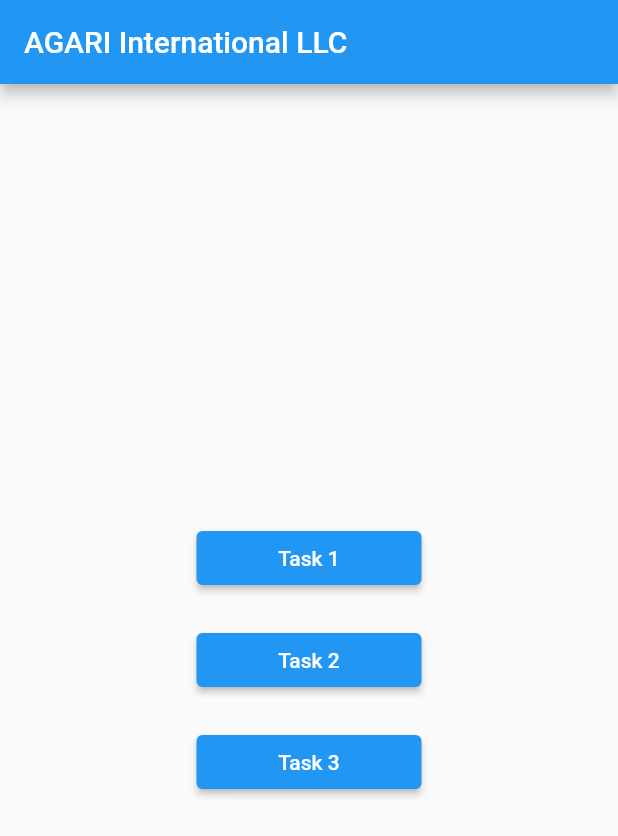
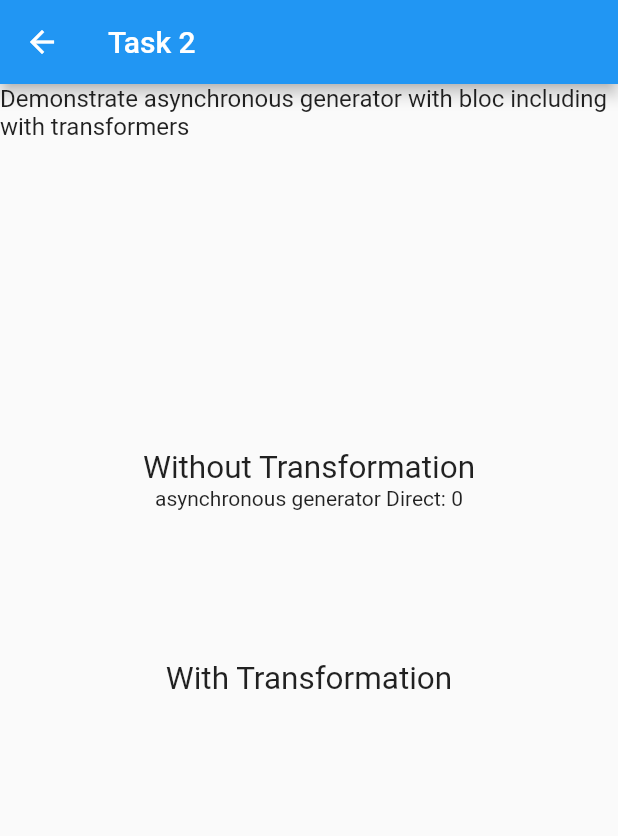
Before and after one commit to XeroDays/Aqarillc, a Flutter app: the screen it shows after launch, after a tap on "Task 2", on a phone screen of 412 x 824 dp. Shown: the top 836 px of the screen. Run offline on Flutter 3.47's test engine with Material 2 defaults, Android fonts, the light colour scheme and no system bars; our stand-ins replace auto_route.

Commit message:
task 2 done

```diff
--- a/lib/core/routes/app_router.dart
+++ b/lib/core/routes/app_router.dart
@@ -8,5 +8,8 @@
   final List<AutoRoute> routes = [
     AutoRoute(page: Home.page, initial: true),
     AutoRoute(page: Tast1.page),
+    AutoRoute(page: Task2.page),
+    AutoRoute(page: Task3.page),
+    AutoRoute(page: Task4.page),
   ];
 }
--- a/lib/ui/home/home.dart
+++ b/lib/ui/home/home.dart
@@ -23,21 +23,28 @@
             CustomButton(
               "Task 1",
               () {
-                viewmodel.task1(context);
+                viewmodel.task1_onClick(context);
               },
               width: 150,
             ),
             CustomButton(
               "Task 2",
               () {
-                // viewmodel.task1();
+                viewmodel.task2_onClick(context);
               },
               width: 150,
             ),
             CustomButton(
               "Task 3",
               () {
-                // viewmodel.task1();
+                viewmodel.task3_onClick(context);
+              },
+              width: 150,
+            ),
+            CustomButton(
+              "Task 4",
+              () {
+                viewmodel.task4_onClick(context);
               },
               width: 150,
             )
--- a/lib/ui/home/home_viewmodel.dart
+++ b/lib/ui/home/home_viewmodel.dart
@@ -3,8 +3,23 @@
 import '../../core/routes/app_router.gr.dart';
 
 class HomeViewmodel {
-  void task1(context) {
+  void task1_onClick(context) {
     // presenting builder pattern
     AutoRouter.of(context).push(Tast1());
   }
+
+  void task2_onClick(context) {
+    // presenting builder pattern
+    AutoRouter.of(context).push(Task2());
+  }
+
+  void task3_onClick(context) {
+    // presenting builder pattern
+    AutoRouter.of(context).push(Task3());
+  }
+
+  void task4_onClick(context) {
+    // presenting builder pattern
+    AutoRouter.of(context).push(Task4());
+  }
 }
--- /dev/null
+++ b/lib/ui/task2/task2.dart
@@ -0,0 +1,78 @@
+import 'dart:async';
+
+import 'package:agarillc/core/contants/app_constants.dart';
+import 'package:agarillc/ui/task2/task2_viewmodel.dart';
+import 'package:auto_route/auto_route.dart';
+import 'package:flutter/material.dart';
+
+@RoutePage()
+class Task2 extends StatefulWidget {
+  @override
+  State<Task2> createState() => _Task2State();
+}
+
+class _Task2State extends State<Task2> {
+  Task2Viewmodel viewmodel = Task2Viewmodel();
+  Stream<int>? myStream;
+  late StreamController<int> streamController;
+
+  _Task2State() {
+    streamController = StreamController<int>();
+    myStream = viewmodel.generateAsync_Stream();
+  }
+
+  @override
+  Widget build(BuildContext context) {
+    return Scaffold(
+      appBar: AppBar(
+        title: Text(
+          "Task 2",
+        ),
+      ),
+      body: Column(
+        mainAxisAlignment: MainAxisAlignment.start,
+        crossAxisAlignment: CrossAxisAlignment.center,
+        children: [
+          Text(
+              "Demonstrate asynchronous generator with bloc including with transformers",
+              style: TextStyle(fontSize: 16)),
+          Container(
+            height: MediaQuery.of(context).size.height * 0.7,
+            child: StreamBuilder<int>(
+              stream: myStream,
+              builder: (context, snapshot) {
+                if (snapshot.hasData) {
+                  int value = snapshot.data ?? 0;
+
+                  return Column(
+                    mainAxisAlignment: MainAxisAlignment.center,
+                    crossAxisAlignment: CrossAxisAlignment.center,
+                    children: [
+                      Text('Without Transformation',
+                          style: TextStyle(fontSize: 21)),
+                      Text('asynchronous generator Direct: ${value}'),
+                      SizedBox(
+                        height: 100,
+                      ),
+                      Text('With Transformation',
+                          style: TextStyle(fontSize: 21)),
+                      Container(
+                        height: value.toDouble() * 5,
+                        width: value.toDouble() * 5,
+                        color: Colors.red,
+                      )
+                    ],
+                  );
+                } else if (snapshot.hasError) {
+                  return Text('Error: ${snapshot.error}');
+                } else {
+                  return Text('Waiting for data...');
+                }
+              },
+            ),
+          ),
+        ],
+      ),
+    );
+  }
+}
--- /dev/null
+++ b/lib/ui/task2/task2_viewmodel.dart
@@ -0,0 +1,9 @@
+class Task2Viewmodel {
+  Stream<int> generateAsync_Stream() async* {
+    int i = 0;
+    while (true) {
+      await Future.delayed(Duration(seconds: 1));
+      yield i++;
+    }
+  }
+}
--- /dev/null
+++ b/lib/ui/task3/task3.dart
@@ -0,0 +1,12 @@
+import 'package:auto_route/auto_route.dart';
+import 'package:flutter/material.dart';
+
+@RoutePage()
+class Task3 extends StatelessWidget {
+  const Task3({super.key});
+
+  @override
+  Widget build(BuildContext context) {
+    return const Placeholder();
+  }
+}
--- /dev/null
+++ b/lib/ui/task4/task4.dart
@@ -0,0 +1,12 @@
+import 'package:auto_route/auto_route.dart';
+import 'package:flutter/material.dart';
+
+@RoutePage()
+class Task4 extends StatelessWidget {
+  const Task4({super.key});
+
+  @override
+  Widget build(BuildContext context) {
+    return const Placeholder();
+  }
+}
```
Also changed, not shown: lib/core/routes/app_router.gr.dart.
